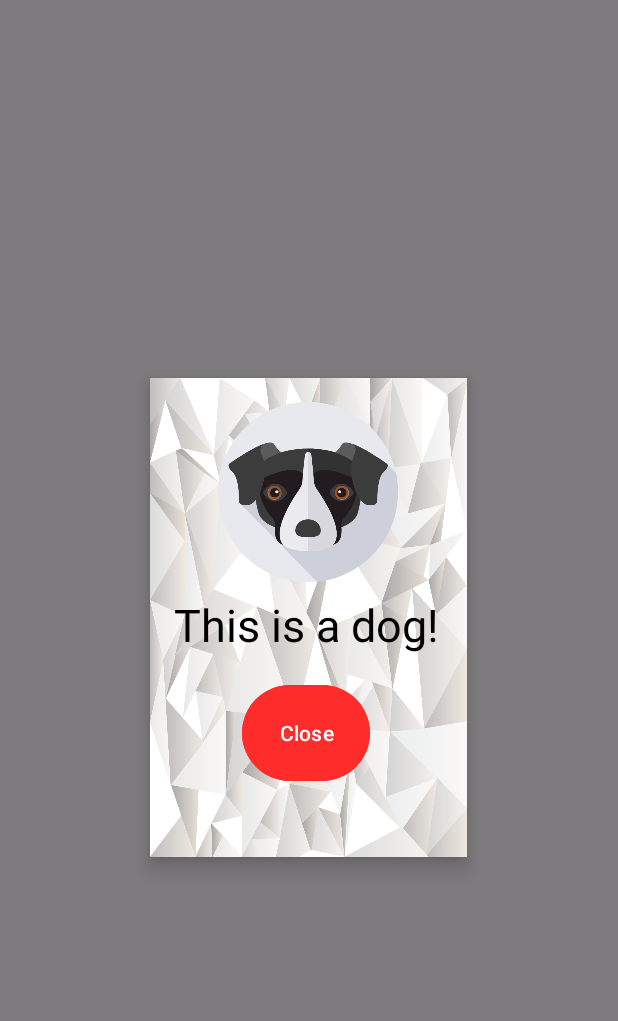
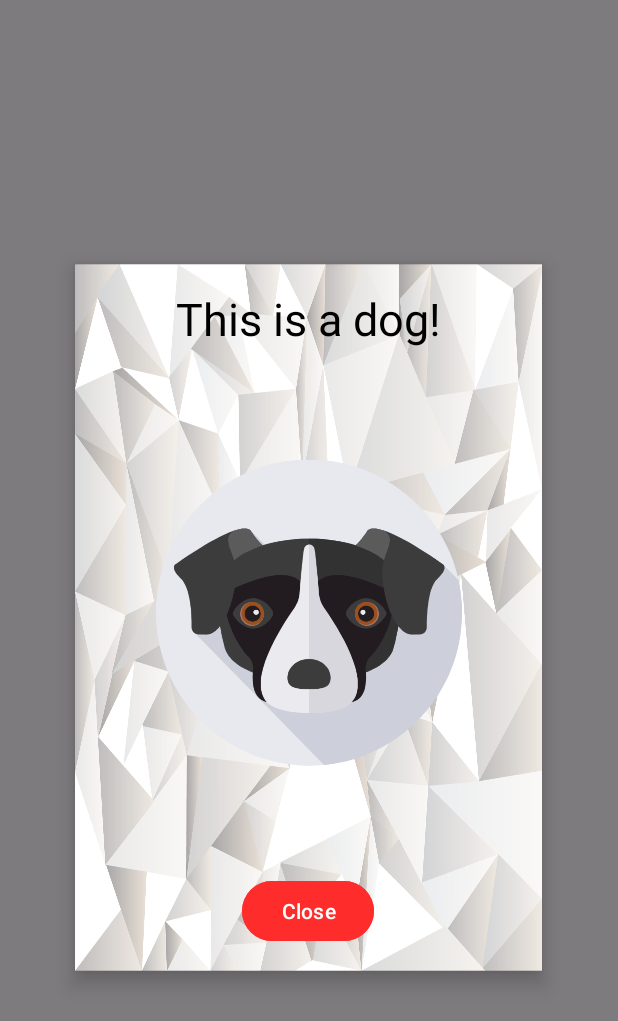
Before and after one commit to hung230903/GroupProjectMobileApp, an Android app: the layout pop_up_detection.xml on its own in the app's theme, with its tools: preview values and no code run, on a phone screen of 412 x 824 dp. Shown: the top 1021 px of the screen. Run offline under Robolectric (Android 15) with nearby library versions, the phone set to English and light mode, and no system bars.

```diff
--- a/GroupProject/app/src/main/res/layout/pop_up_detection.xml
+++ b/GroupProject/app/src/main/res/layout/pop_up_detection.xml
@@ -1,5 +1,7 @@
 <?xml version="1.0" encoding="utf-8"?>
 <androidx.constraintlayout.widget.ConstraintLayout xmlns:android="http://schemas.android.com/apk/res/android"
+    xmlns:app="http://schemas.android.com/apk/res-auto"
+    xmlns:tools="http://schemas.android.com/tools"
     android:layout_width="match_parent"
     android:layout_height="match_parent">
 
@@ -8,9 +10,10 @@
         android:layout_height="match_parent"
         android:background="#80000000">
 
-        <LinearLayout
-            android:layout_width="211dp"
-            android:layout_height="319dp"
+        <androidx.constraintlayout.widget.ConstraintLayout
+            android:id="@+id/linearLayout"
+            android:layout_width="311dp"
+            android:layout_height="471dp"
             android:layout_centerInParent="true"
             android:background="@drawable/bg"
             android:elevation="8dp"
@@ -18,31 +21,45 @@
             android:padding="16dp">
 
             <ImageView
-                android:id="@+id/animalImage"
-                android:layout_width="120dp"
-                android:layout_height="120dp"
-                android:layout_gravity="center"
-                android:src="@drawable/dog" />
+                android:id="@+id/finalResult"
+                android:layout_width="204dp"
+                android:layout_height="258dp"
+                android:src="@drawable/dog"
+                app:layout_constraintBottom_toTopOf="@+id/closeButton"
+                app:layout_constraintEnd_toEndOf="parent"
+                app:layout_constraintHorizontal_bias="0.5"
+                app:layout_constraintStart_toStartOf="parent"
+                app:layout_constraintTop_toBottomOf="@+id/animalLabel"
+                app:layout_constraintVertical_bias="0.5" />
 
             <TextView
                 android:id="@+id/animalLabel"
                 android:layout_width="wrap_content"
                 android:layout_height="wrap_content"
-                android:layout_marginTop="8dp"
                 android:gravity="center"
                 android:text="@string/detected_animal"
                 android:textColor="@android:color/black"
-                android:textSize="30sp" />
+                android:textSize="30sp"
+                app:layout_constraintBottom_toTopOf="@+id/animalImage"
+                app:layout_constraintEnd_toEndOf="parent"
+                app:layout_constraintHorizontal_bias="0.5"
+                app:layout_constraintStart_toStartOf="parent"
+                app:layout_constraintTop_toTopOf="parent"
+                app:layout_constraintVertical_bias="0.294" />
 
             <Button
                 android:id="@+id/closeButton"
-                android:layout_width="85dp"
-                android:layout_height="72dp"
-                android:layout_marginTop="16dp"
-                android:layout_marginStart="45dp"
+                android:layout_width="wrap_content"
+                android:layout_height="wrap_content"
+                android:backgroundTint="#ff2c2c"
                 android:text="@string/close"
-                android:backgroundTint="#ff2c2c"
-                android:textColor="@android:color/white" />
-        </LinearLayout>
+                android:textColor="@android:color/white"
+                app:layout_constraintBottom_toBottomOf="parent"
+                app:layout_constraintEnd_toEndOf="parent"
+                app:layout_constraintHorizontal_bias="0.497"
+                app:layout_constraintStart_toStartOf="parent"
+                app:layout_constraintTop_toBottomOf="@+id/animalImage"
+                app:layout_constraintVertical_bias="0.5" />
+        </androidx.constraintlayout.widget.ConstraintLayout>
     </RelativeLayout>
 </androidx.constraintlayout.widget.ConstraintLayout>
```
Also changed, not shown: GroupProject/app/src/main/java/vn/edu/usth/groupproject/InspectionActivity.java (+52 -1 lines).
